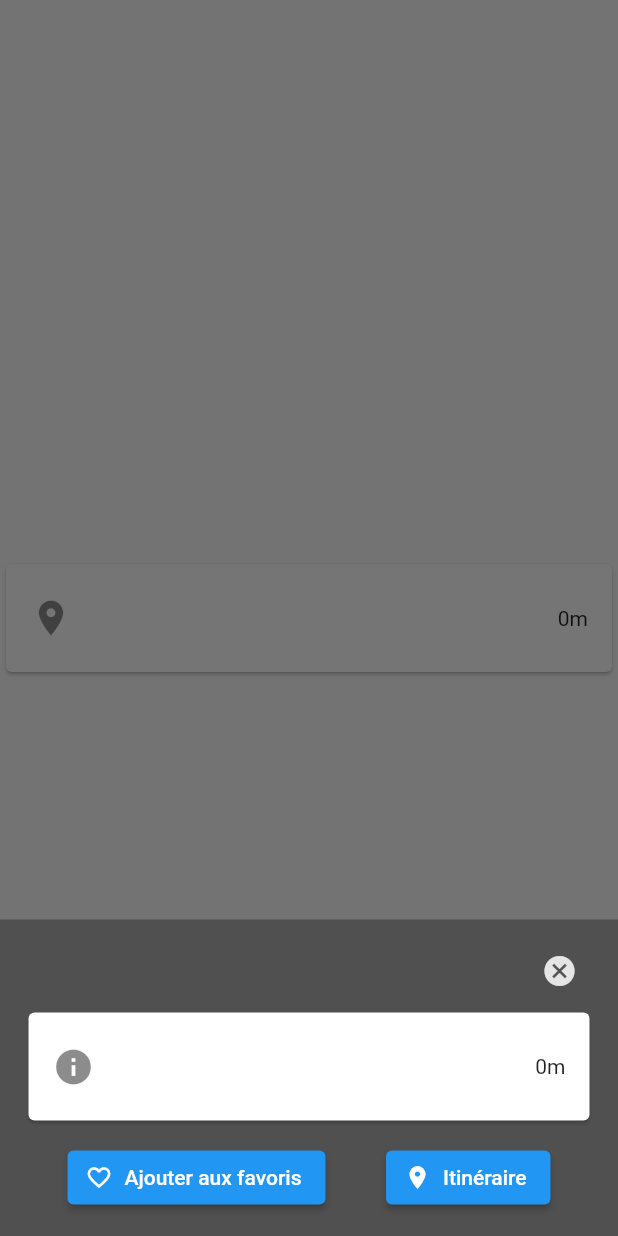
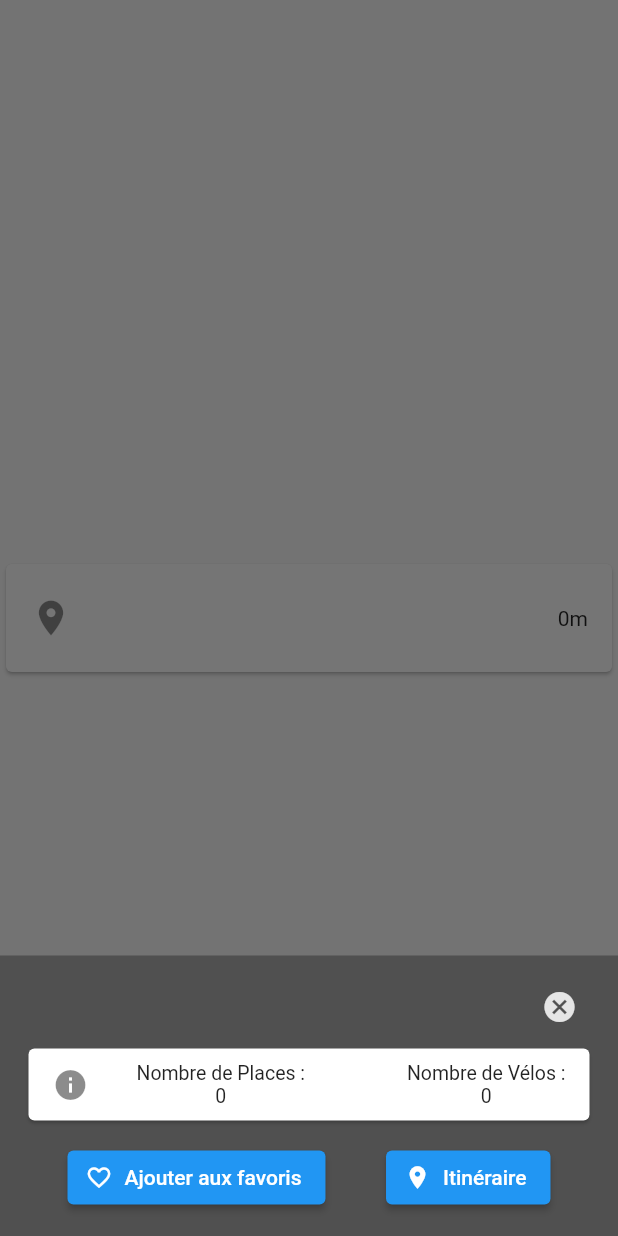
Before and after one commit to valentinhippolyte/my_bike, a Flutter app: the StationCard widget shown alone on an empty page, opened directly with empty values, after a tap on an icon or button, on a phone screen of 412 x 824 dp. Run offline on Flutter 3.47's test engine with Material 2 defaults, Android fonts, the phone set to English and light mode, and no system bars; network calls fail.

Commit message:
show modal bottom update

```diff
--- a/lib/main.dart
+++ b/lib/main.dart
@@ -2,7 +2,6 @@ import 'package:flutter/material.dart';
 import 'package:my_bike/ui/assets/Colors.dart';
 import 'package:my_bike/ui/screen/ListFavScreen.dart';
 import 'package:my_bike/ui/screen/SearchScreen.dart';
-
 
 import 'ui/screen/ListScreen.dart';
 
@@ -49,7 +48,6 @@ class _MyAppState extends State<MyApp> {
             BottomNavigationBarItem(
               icon: Icon(Icons.search),
               label: 'Recherche',
-
             ),
           ],
           backgroundColor: MBColors.gris,
@@ -59,9 +57,9 @@ class _MyAppState extends State<MyApp> {
           unselectedItemColor: MBColors.grisPerle,
         ),
       ),
-
     );
   }
+
   void _onItemTapped(int index) {
     setState(() {
       _selectedIndex = index;
--- a/lib/ui/screen/elements/Card.dart
+++ b/lib/ui/screen/elements/Card.dart
@@ -26,7 +26,10 @@ class StationCard extends StatelessWidget {
             mainAxisAlignment: MainAxisAlignment.center,
             crossAxisAlignment: CrossAxisAlignment.center,
             children: [
-              Icon(Icons.location_on, size: 28.0,),
+              Icon(
+                Icons.location_on,
+                size: 28.0,
+              ),
             ],
           ),
           title: Text(address),
@@ -72,23 +75,25 @@ class StationCard extends StatelessWidget {
                             ]),
                             Card(
                               child: ListTile(
-                                leading: const Column(
-                                  mainAxisAlignment: MainAxisAlignment.center,
-                                  crossAxisAlignment: CrossAxisAlignment.center,
+                                dense: true,
+                                leading: Icon(Icons.info),
+                                title: Row(
                                   children: [
-                                    Icon(Icons.info, size: 28.0,),
+                                    Column(
+                                      children: [
+                                        const Text("Nombre de Places :"),
+                                        Text(nbplacesdispo.toString()),
+                                      ],
+                                    ),
+                                    Spacer(),
+                                    Column(
+                                      children: [
+                                        const Text("Nombre de Vélos :"),
+                                        Text(nbvelodispo.toString()),
+                                      ],
+                                    ),
                                   ],
                                 ),
-                                title: Text(address),
-                                subtitle: type.contains('AVEC')
-                                    ? Image.asset(
-                                        'assets/images/logo-cb.jpg',
-                                        width: 15,
-                                        height: 15,
-                                        alignment: Alignment.bottomLeft,
-                                      ) //code if above statement is true
-                                    : Text(type),
-                                trailing: Text('${distance}m'),
                               ),
                             ),
                             Row(
```
Also changed, not shown: lib/data/dataSource/remote/VlilleApi.dart (+4 -4 lines), lib/ui/screen/ListScreen.dart (+12 -50 lines), lib/ui/assets/Colors.dart (line endings or trailing spaces).
